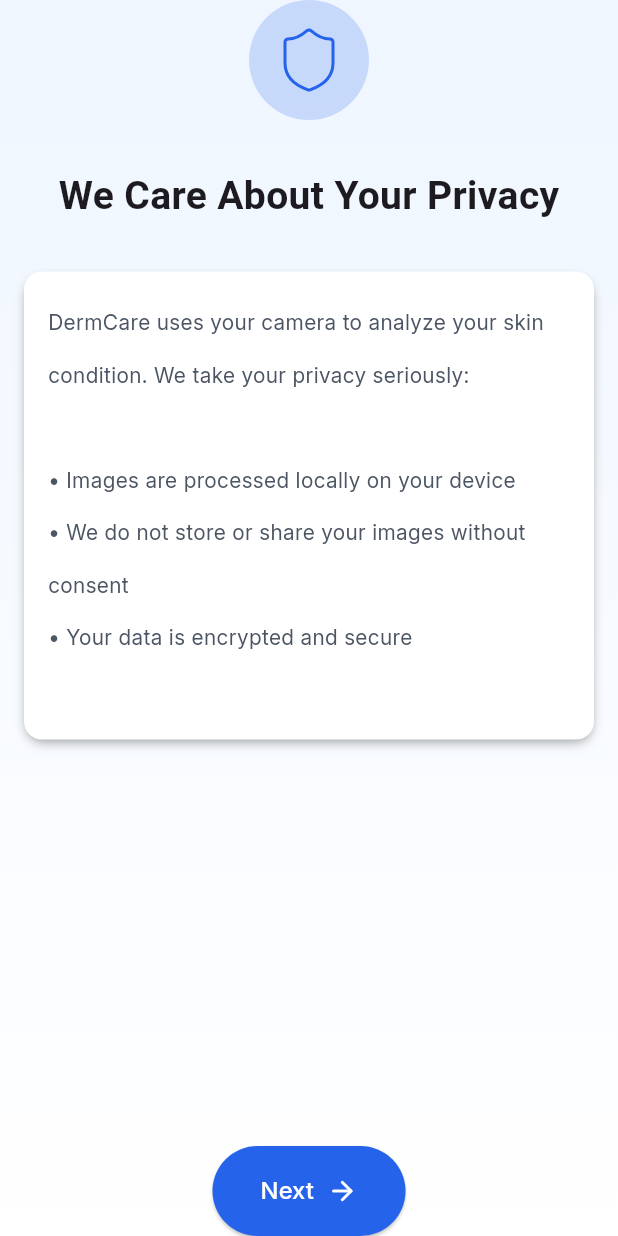
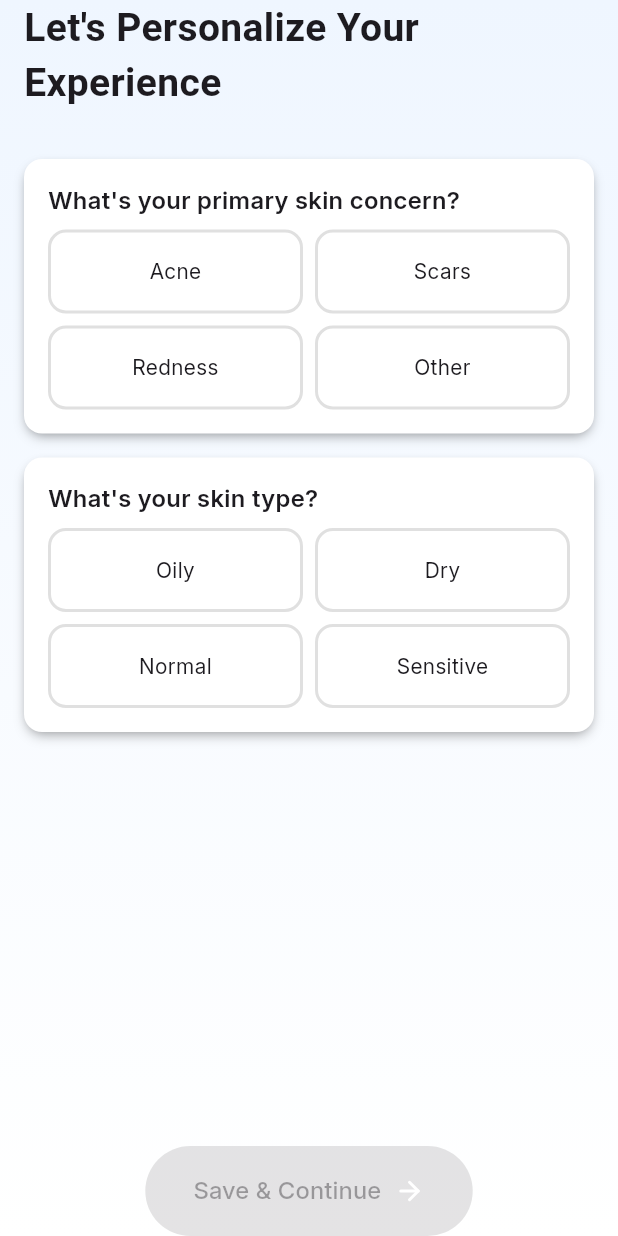
Before and after one commit to nazymberdaly/derma_care, a Flutter app: the OnboardingPrivacy screen opened by its route, after a tap on "Next", on a phone screen of 412 x 824 dp. Run offline on Flutter 3.47's test engine with Material 3 defaults, Android fonts, the light colour scheme and no system bars; our stand-ins replace flutter_svg, go_router; generated files the repository leaves out were written again.

Commit message:
feat: Add experience-setup UI

```diff
--- a/app/lib/core/constants/app_colors.dart
+++ b/app/lib/core/constants/app_colors.dart
@@ -4,6 +4,12 @@
   // #2563EB
   static const primary = Color(0xFF2563EB);
 
+  // #EFF6FF
+  static const primaryLight = Color(0xFFEFF6FF);
+
+  // #DBEAFE
+  static const primaryLightest = Color(0xFFDBEAFE);
+
   // #4B5563
   static const secondary = Color(0xFF4B5563);
 }
--- a/app/lib/core/presentation/widgets/custom_button.dart
+++ b/app/lib/core/presentation/widgets/custom_button.dart
@@ -7,15 +7,18 @@
   const CustomButton({
     required this.onPressed,
     required this.text,
+    this.isExpanded = false,
     super.key,
   });
 
-  final VoidCallback onPressed;
+  final VoidCallback? onPressed;
   final String text;
+  final bool isExpanded;
 
   @override
   Widget build(BuildContext context) {
     return SizedBox(
+      width: isExpanded ? double.infinity : null,
       height: 60,
       child: ElevatedButton(
         style: ElevatedButton.styleFrom(
--- a/app/lib/core/router/app_router.dart
+++ b/app/lib/core/router/app_router.dart
@@ -31,7 +31,10 @@
         routes: [
           GoRoute(
             path: 'completion',
-            builder: (_, __) => const CompletionPage(),
+            builder: (_, state) => CompletionPage(
+              skinConcern: state.uri.queryParameters['skinConcern']!,
+              skinType: state.uri.queryParameters['skinType']!,
+            ),
           ),
         ],
       ),
--- a/app/lib/features/experience-setup/presentation/pages/personalization_page.dart
+++ b/app/lib/features/experience-setup/presentation/pages/personalization_page.dart
@@ -1,10 +1,74 @@
+import 'package:derma_care/core/generated/fonts.gen.dart';
+import 'package:derma_care/core/presentation/widgets/custom_button.dart';
+import 'package:derma_care/core/presentation/widgets/gradient_scaffold.dart';
+import 'package:derma_care/features/experience-setup/presentation/widgets/question_card.dart';
 import 'package:flutter/material.dart';
+import 'package:go_router/go_router.dart';
 
-class PersonalizationPage extends StatelessWidget {
+class PersonalizationPage extends StatefulWidget {
   const PersonalizationPage({super.key});
 
   @override
+  State<PersonalizationPage> createState() => _PersonalizationPageState();
+}
+
+class _PersonalizationPageState extends State<PersonalizationPage> {
+  String? selectedSkinConcern;
+  String? selectedSkinType;
+
+  bool get canContinue => selectedSkinConcern != null && selectedSkinType != null;
+
+  @override
   Widget build(BuildContext context) {
-    return Container();
+    return GradientScaffold(
+      body: SafeArea(
+        minimum: const EdgeInsets.symmetric(horizontal: 16),
+        child: Column(
+          children: [
+            const Text(
+              "Let's Personalize Your Experience",
+              style: TextStyle(
+                fontFamily: FontFamily.roboto,
+                fontSize: 26,
+                fontWeight: FontWeight.w700,
+              ),
+            ),
+            const SizedBox(height: 32),
+            QuestionCard(
+              question: "What's your primary skin concern?",
+              options: const [
+                'Acne',
+                'Scars',
+                'Redness',
+                'Other',
+              ],
+              selectedOption: selectedSkinConcern,
+              onOptionSelected: (option) => setState(() => selectedSkinConcern = option),
+            ),
+            const SizedBox(height: 16),
+            QuestionCard(
+              question: "What's your skin type?",
+              options: const [
+                'Oily',
+                'Dry',
+                'Normal',
+                'Sensitive',
+              ],
+              selectedOption: selectedSkinType,
+              onOptionSelected: (option) => setState(() => selectedSkinType = option),
+            ),
+            const Spacer(),
+            CustomButton(
+              onPressed: canContinue
+                  ? () => context.go(
+                        '/experience-setup/completion?skinConcern=$selectedSkinConcern&skinType=$selectedSkinType',
+                      )
+                  : null,
+              text: 'Save & Continue',
+            ),
+          ],
+        ),
+      ),
+    );
   }
 }
--- /dev/null
+++ b/app/lib/features/experience-setup/presentation/widgets/question_card.dart
@@ -0,0 +1,129 @@
+import 'package:derma_care/core/constants/app_colors.dart';
+import 'package:derma_care/core/generated/fonts.gen.dart';
+import 'package:flutter/material.dart';
+
+class QuestionCard extends StatelessWidget {
+  const QuestionCard({
+    required this.question,
+    required this.options,
+    required this.selectedOption,
+    required this.onOptionSelected,
+    super.key,
+  });
+
+  final String question;
+  final List<String> options;
+  final String? selectedOption;
+  final ValueChanged<String> onOptionSelected;
+
+  @override
+  Widget build(BuildContext context) {
+    return Container(
+      decoration: BoxDecoration(
+        color: Colors.white,
+        borderRadius: BorderRadius.circular(12),
+        boxShadow: [
+          BoxShadow(
+            color: Colors.black.withOpacity(0.2),
+            offset: const Offset(0, 4),
+            blurRadius: 6,
+            spreadRadius: -1,
+          ),
+          BoxShadow(
+            color: Colors.black.withOpacity(0.2),
+            offset: const Offset(0, 2),
+            blurRadius: 4,
+            spreadRadius: -2,
+          ),
+        ],
+      ),
+      padding: const EdgeInsets.all(16),
+      child: Column(
+        crossAxisAlignment: CrossAxisAlignment.start,
+        children: [
+          Text(
+            question,
+            style: const TextStyle(
+              fontFamily: FontFamily.inter,
+              fontSize: 16,
+              fontWeight: FontWeight.w600,
+            ),
+          ),
+          const SizedBox(height: 8),
+          ...List.generate(
+            (options.length / 2).ceil(),
+            (index) => Column(
+              children: [
+                Row(
+                  children: [
+                    Expanded(
+                      child: _OptionCard(
+                        text: options[index * 2],
+                        isSelected: selectedOption == options[index * 2],
+                        onOptionSelected: () => onOptionSelected(
+                          options[index * 2],
+                        ),
+                      ),
+                    ),
+                    if (index * 2 + 1 < options.length) ...[
+                      const SizedBox(width: 8),
+                      Expanded(
+                        child: _OptionCard(
+                          text: options[index * 2 + 1],
+                          isSelected: selectedOption == options[index * 2 + 1],
+                          onOptionSelected: () => onOptionSelected(
+                            options[index * 2 + 1],
+                          ),
+                        ),
+                      ),
+                    ],
+                  ],
+                ),
+                if (index != (options.length / 2).ceil() - 1) const SizedBox(height: 8),
+              ],
+            ),
+          ),
+        ],
+      ),
+    );
+  }
+}
+
+class _OptionCard extends StatelessWidget {
+  const _OptionCard({
+    required this.text,
+    required this.isSelected,
+    required this.onOptionSelected,
+  });
+
+  final String text;
+  final bool isSelected;
+  final VoidCallback onOptionSelected;
+
+  @override
+  Widget build(BuildContext context) {
+    return GestureDetector(
+      onTap: onOptionSelected,
+      child: Container(
+        decoration: BoxDecoration(
+          color: isSelected ? AppColors.primaryLight : Colors.white,
+          borderRadius: BorderRadius.circular(12),
+          border: Border.all(
+            width: 2,
+            color: isSelected ? AppColors.primary : Colors.grey.shade300,
+          ),
+        ),
+        padding: const EdgeInsets.all(16),
+        child: Text(
+          text,
+          style: const TextStyle(
+            fontFamily: FontFamily.inter,
+            fontSize: 14,
+            fontWeight: FontWeight.w400,
+          ),
+          textAlign: TextAlign.center,
+        ),
+      ),
+    );
+  }
+}
--- a/app/lib/features/onboarding/presentation/pages/onboarding_privacy.dart
+++ b/app/lib/features/onboarding/presentation/pages/onboarding_privacy.dart
@@ -18,8 +18,8 @@
           children: [
             Container(
               padding: const EdgeInsets.all(16),
-              decoration: BoxDecoration(
-                color: AppColors.primary.withOpacity(0.2),
+              decoration: const BoxDecoration(
+                color: AppColors.primaryLightest,
                 shape: BoxShape.circle,
               ),
               child: Assets.icons.security.svg(),
@@ -76,7 +76,7 @@
             ),
             const Spacer(),
             CustomButton(
-              onPressed: () => context.go('/onboarding/features/privacy'),
+              onPressed: () => context.go('/experience-setup'),
               text: 'Next',
             ),
           ],
--- a/app/lib/features/onboarding/presentation/widgets/feature_card.dart
+++ b/app/lib/features/onboarding/presentation/widgets/feature_card.dart
@@ -42,8 +42,8 @@
         children: [
           Container(
             padding: const EdgeInsets.all(8),
-            decoration: BoxDecoration(
-              color: AppColors.primary.withOpacity(0.2),
+            decoration: const BoxDecoration(
+              color: AppColors.primaryLight,
               shape: BoxShape.circle,
             ),
             child: icon,
```
Also changed, not shown: app/lib/features/experience-setup/presentation/pages/completion_page.dart (+79 -2 lines), app/assets/images/experience-setup_completion.png (added).
